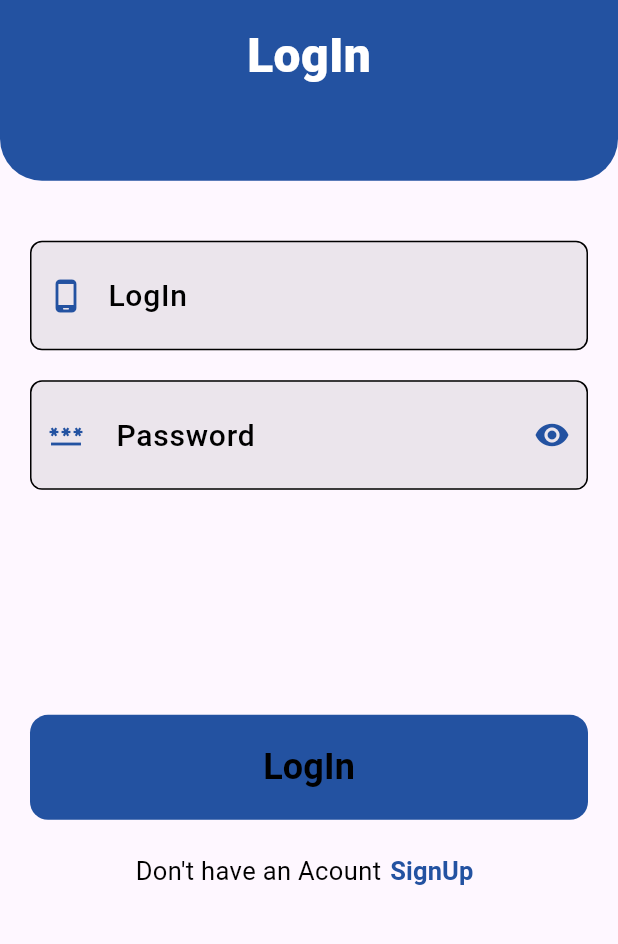
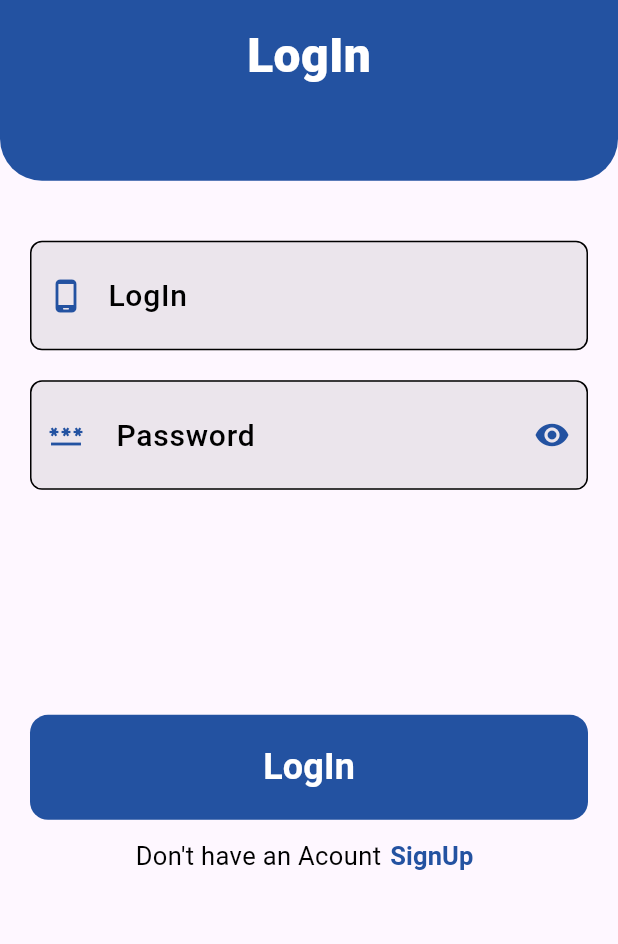
Before and after one commit to AhmedAlsaiem/CarCare, a Flutter app: the LoginView screen opened by its route, on a phone screen of 412 x 824 dp, the part 274-1218 px from its top. Run offline on Flutter 3.47's test engine with Material 3 defaults, Android fonts, the phone set to English and light mode, and no system bars; our stand-ins replace flutter_onboarding_slider.

Commit message:
solve some problems

```diff
--- a/lib/core/utils/styles_manager.dart
+++ b/lib/core/utils/styles_manager.dart
@@ -15,7 +15,7 @@ abstract class StylesManager {
   );
   static TextStyle textStyleMedium20 = TextStyle(
     fontSize: FontSize.s20,
-    color: ColorsManager.black,
+    color: ColorsManager.white,
     fontWeight: AppFontWieght.medium,
   );
 
@@ -28,42 +28,42 @@ abstract class StylesManager {
   static TextStyle textStyleBold49 = TextStyle(
     fontWeight: AppFontWieght.bold,
     fontSize: FontSize.s49,
-    color: ColorsManager.black,
+    color: ColorsManager.white,
   );
   static TextStyle textStyleBold34 = TextStyle(
     fontWeight: AppFontWieght.bold,
     fontSize: FontSize.s34,
-    color: ColorsManager.black,
+    color: ColorsManager.white,
   );
   static TextStyle textStyleBold32 = TextStyle(
     fontWeight: AppFontWieght.bold,
     fontSize: FontSize.s32,
-    color: ColorsManager.black,
+    color: ColorsManager.white,
   );
   static TextStyle textStyleBold24 = TextStyle(
     fontWeight: AppFontWieght.bold,
     fontSize: FontSize.s24,
-    color: ColorsManager.black,
+    color: ColorsManager.white,
   );
   static TextStyle textStyleBold20 = TextStyle(
     fontWeight: AppFontWieght.bold,
     fontSize: FontSize.s20,
-    color: ColorsManager.black,
+    color: ColorsManager.white,
   );
   static TextStyle textStyleBold22 = TextStyle(
     fontWeight: AppFontWieght.bold,
     fontSize: FontSize.s22,
-    color: ColorsManager.black,
+    color: ColorsManager.white,
   );
   static TextStyle textStyleBold17 = TextStyle(
     fontWeight: AppFontWieght.bold,
     fontSize: FontSize.s17,
-    color: ColorsManager.black,
+    color: ColorsManager.white,
   );
   static TextStyle textStyleBold16 = TextStyle(
     fontWeight: AppFontWieght.bold,
     fontSize: FontSize.s16,
-    color: ColorsManager.black,
+    color: ColorsManager.white,
   );
   static TextStyle textStyleBold15 = TextStyle(
     fontWeight: AppFontWieght.bold,
@@ -73,31 +73,31 @@ abstract class StylesManager {
   static TextStyle textStyleSemiBold28 = TextStyle(
     fontWeight: AppFontWieght.semiBold,
     fontSize: FontSize.s28,
-    color: ColorsManager.black,
+    color: ColorsManager.white,
   );
   static TextStyle textStyleRegular22 = TextStyle(
     fontWeight: AppFontWieght.regular,
     fontSize: FontSize.s22,
-    color: ColorsManager.black,
+    color: ColorsManager.white,
   );
   static TextStyle textStyleRegular18 = TextStyle(
     fontWeight: AppFontWieght.regular,
     fontSize: FontSize.s18,
-    color: ColorsManager.black,
+    color: ColorsManager.white,
   );
   static TextStyle textStyleRegular32 = TextStyle(
     fontWeight: AppFontWieght.regular,
     fontSize: FontSize.s32,
-    color: ColorsManager.black,
+    color: ColorsManager.white,
   );
   static TextStyle textStyleRegular17 = TextStyle(
     fontWeight: AppFontWieght.regular,
     fontSize: FontSize.s17,
-    color: ColorsManager.black,
+    color: ColorsManager.white,
   );
   static TextStyle textStyleMedium32 = TextStyle(
     fontWeight: AppFontWieght.medium,
     fontSize: FontSize.s32,
-    color: ColorsManager.black,
+    color: ColorsManager.white,
   );
 }
--- a/lib/feature/authentaction/presentation/view/widgets/login_view_body.dart
+++ b/lib/feature/authentaction/presentation/view/widgets/login_view_body.dart
@@ -11,7 +11,8 @@ class LoginViewBody extends StatelessWidget {
 
   @override
   Widget build(BuildContext context) {
-    return Column(
+    return SingleChildScrollView(
+      child: Column(
         crossAxisAlignment: CrossAxisAlignment.center,
         children: [
           const CustomLogoAuth(title: StringsManager.login),
@@ -50,7 +51,6 @@ class LoginViewBody extends StatelessWidget {
                     style: StylesManager.textStyleBold24,
                   ),
                 ),
-              const SizedBox(height: AppSize.s10),
                 Row(
                   mainAxisSize: MainAxisSize.min,
                   children: [
@@ -61,7 +61,7 @@ class LoginViewBody extends StatelessWidget {
                       ),
                     ),
                     TextButton(
-                    style:const ButtonStyle(
+                      style: const ButtonStyle(
                           padding: WidgetStatePropertyAll(EdgeInsets.all(6))),
                       onPressed: () {},
                       child: Text(
@@ -76,6 +76,7 @@ class LoginViewBody extends StatelessWidget {
             ),
           )
         ],
+      ),
     );
   }
 }
--- a/native_code/native_splash.yaml
+++ b/native_code/native_splash.yaml
@@ -10,3 +10,6 @@ flutter_native_splash:
     icon_background_color: "#2352a1"
     image_dark: assets/images/splash_logo.png
     icon_background_color_dark: "#2352a1"
+
+    #! run this code to change the native spalsh color
+# dart run flutter_native_splash:create --path=native_code/native_splash.yaml
```
Also changed, not shown: assets/images/logo.svg (added), 1 other file. Lines whose indentation alone changed are shown as unchanged.
